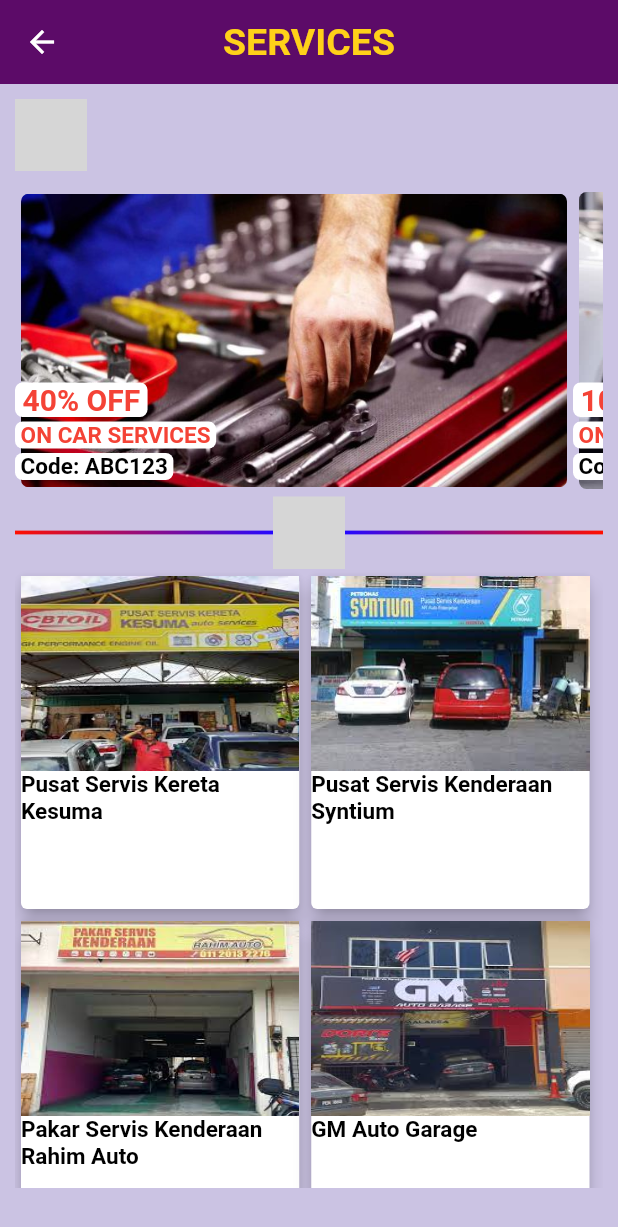
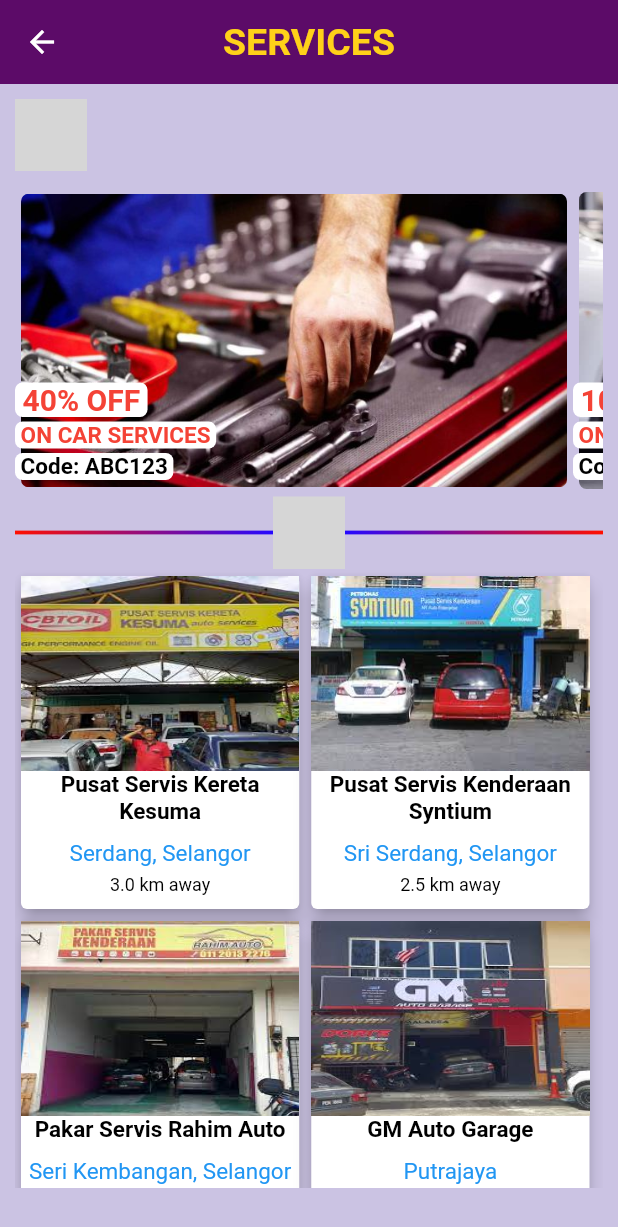
Before and after one commit to taufiqzaidong/Final-Project-E-Commerce, a Flutter app: the ServicePage screen opened directly, on a phone screen of 412 x 824 dp. Shown: the top 1227 px of the screen. Run offline on Flutter 3.47's test engine with Material 2 defaults, Android fonts, the light colour scheme and no system bars; our stand-ins replace cloud_firestore, dio, firebase_auth, firebase_core, firebase_storage, flutter_cache_manager and 7 more; missing offline and left inert: flutter_statusbarcolor, gradient_text, wallpaper_manager; accounts and stored records are empty; grey boxes are pictures that could not be loaded.

Commit message:
update service topek

```diff
--- a/lib/screens/Service.dart
+++ b/lib/screens/Service.dart
@@ -38,13 +38,33 @@
 ];
 final List<String> servicesnameleft = [
   "Pusat Servis Kereta Kesuma",
-  "Pakar Servis Kenderaan Rahim Auto",
+  "Pakar Servis Rahim Auto",
   "G AutoTech Servis Kereta",
 ];
 final List<String> servicesnameright = [
   "Pusat Servis Kenderaan Syntium",
   "GM Auto Garage",
   "Azam Maju Services",
+];
+final List<String> locationright = [
+  "Sri Serdang, Selangor",
+  "Putrajaya",
+  "Bangi, Selangor",
+];
+final List<String> distanceright = [
+  "2.5 km away",
+  "12.0 km away",
+  "15.7 km away",
+];
+final List<String> locationleft = [
+  "Serdang, Selangor",
+  "Seri Kembangan, Selangor",
+  "Puchong, Selangor",
+];
+final List<String> distanceleft = [
+  "3.0 km away",
+  "5.7 km away",
+  "16.0 km away",
 ];
 int imagesrcindex = 0;
 
@@ -251,27 +271,56 @@
                                           height: 130,
                                           decoration: BoxDecoration(
                                               image: DecorationImage(
-                                            image:
-                                                AssetImage(servicesleft[index]),
+                                            image: AssetImage(
+                                                servicesleft[index]),
                                             fit: BoxFit.fill,
                                             alignment: Alignment.topCenter,
                                           )),
                                           child: Text('')),
                                       Container(
-                                        width: (MediaQuery.of(context)
-                                                      .size
-                                                      .width -
+                                        width:
+                                            (MediaQuery.of(context).size.width -
                                                     41) /
                                                 2,
-                                          height: 62,
-                                        child: Flexible(
+                                        height: 92,
+                                        child: Column(
+                                          crossAxisAlignment:
+                                              CrossAxisAlignment.center,
+                                          children: <Widget>[
+                                            Center(
                                               child: Text(
                                                 servicesnameleft[index],
+                                                textAlign: TextAlign.center,
                                                 style: TextStyle(
                                                     color: Colors.black,
                                                     fontSize: 15,
-                                                fontWeight: FontWeight.bold),
+                                                    fontWeight:
+                                                        FontWeight.bold),
                                               ),
+                                            ),
+                                            SizedBox(height: 10),
+                                            Center(
+                                              child: Text(
+                                                locationleft[index],
+                                                textAlign: TextAlign.center,
+                                                style: TextStyle(
+                                                  color: Colors.blue,
+                                                  fontSize: 15,
+                                                ),
+                                              ),
+                                            ),
+                                            SizedBox(height: 5),
+                                            Center(
+                                              child: Text(
+                                                distanceleft[index],
+                                                textAlign: TextAlign.center,
+                                                style: TextStyle(
+                                                  color: Colors.black,
+                                                  fontSize: 12,
+                                                ),
+                                              ),
+                                            ),
+                                          ],
                                         ),
                                       )
                                     ],
@@ -301,27 +350,56 @@
                                           height: 130,
                                           decoration: BoxDecoration(
                                               image: DecorationImage(
-                                            image:
-                                                AssetImage(servicesright[index]),
+                                            image: AssetImage(
+                                                servicesright[index]),
                                             fit: BoxFit.fill,
                                             alignment: Alignment.topCenter,
                                           )),
                                           child: Text('')),
                                       Container(
-                                        width: (MediaQuery.of(context)
-                                                      .size
-                                                      .width -
+                                        width:
+                                            (MediaQuery.of(context).size.width -
                                                     41) /
                                                 2,
-                                          height: 62,
-                                        child: Flexible(
+                                        height: 92,
+                                        child: Column(
+                                          crossAxisAlignment:
+                                              CrossAxisAlignment.center,
+                                          children: <Widget>[
+                                            Center(
                                               child: Text(
                                                 servicesnameright[index],
+                                                textAlign: TextAlign.center,
                                                 style: TextStyle(
                                                     color: Colors.black,
                                                     fontSize: 15,
-                                                fontWeight: FontWeight.bold),
+                                                    fontWeight:
+                                                        FontWeight.bold),
                                               ),
+                                            ),
+                                            SizedBox(height: 10),
+                                            Center(
+                                              child: Text(
+                                                locationright[index],
+                                                textAlign: TextAlign.center,
+                                                style: TextStyle(
+                                                  color: Colors.blue,
+                                                  fontSize: 15,
+                                                ),
+                                              ),
+                                            ),
+                                            SizedBox(height: 5),
+                                            Center(
+                                              child: Text(
+                                                distanceright[index],
+                                                textAlign: TextAlign.center,
+                                                style: TextStyle(
+                                                  color: Colors.black,
+                                                  fontSize: 12,
+                                                ),
+                                              ),
+                                            ),
+                                          ],
                                         ),
                                       )
                                     ],
```
Lines whose indentation alone changed are shown as unchanged.
